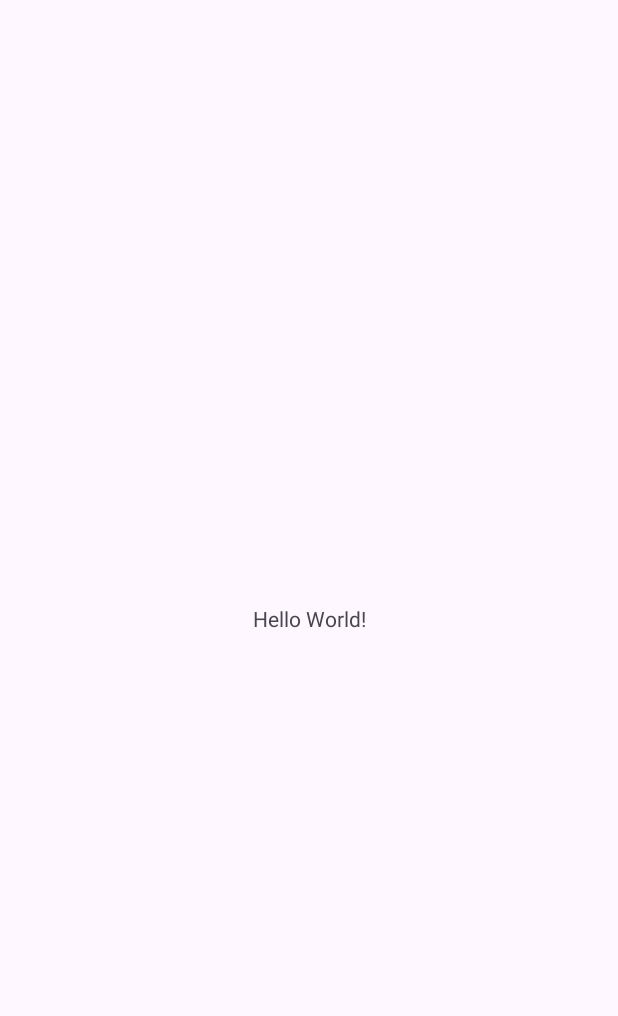
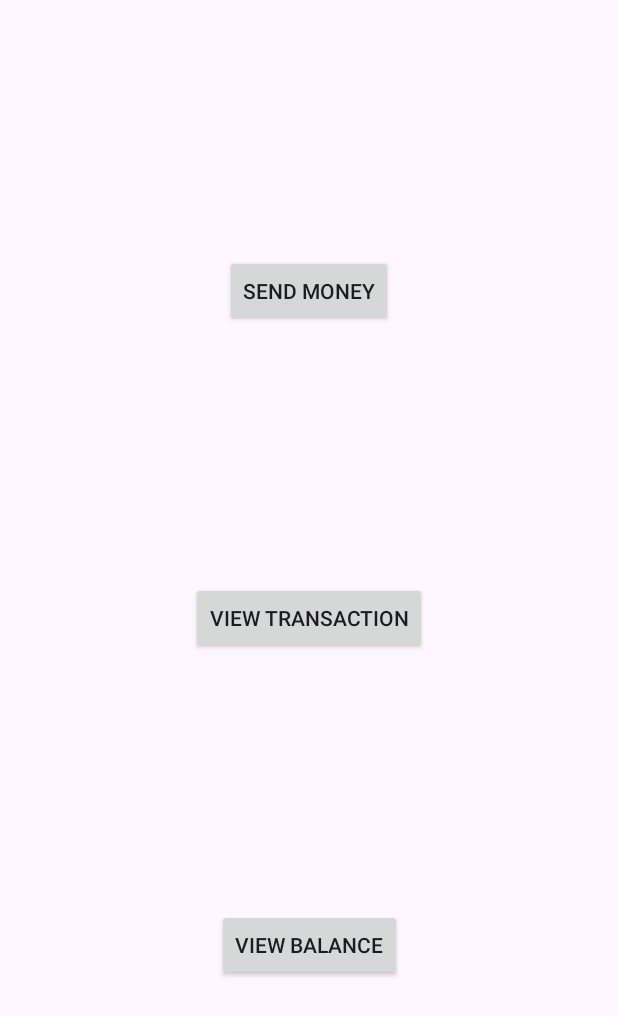
Before and after one commit to KetevanSikharulidze/Example-Android-App-1, an Android app: the screen it shows after launch (MainActivity), on a phone screen of 412 x 824 dp. Before the commit the part shown is almost empty. Shown: the top 1016 px of the screen. Run offline under Robolectric (Android 15) with nearby library versions, the phone set to English and light mode, and no system bars.

Commit message:
fragments added

```diff
--- /dev/null
+++ b/app/src/main/java/com/example/examplemobileapp1/fragments/MainFragment.kt
@@ -0,0 +1,44 @@
+package com.example.examplemobileapp1.fragments
+
+import android.os.Bundle
+import androidx.fragment.app.Fragment
+import android.view.LayoutInflater
+import android.view.View
+import android.view.ViewGroup
+import android.widget.Toast
+import androidx.navigation.Navigation
+import com.example.examplemobileapp1.R
+import com.example.examplemobileapp1.databinding.FragmentMainBinding
+
+class MainFragment : Fragment(R.layout.fragment_main) {
+
+    private lateinit var _binding : FragmentMainBinding
+    private val binding get() = _binding
+
+    override fun onCreateView(
+        inflater: LayoutInflater,
+        container: ViewGroup?,
+        savedInstanceState: Bundle?
+    ): View? {
+        _binding = FragmentMainBinding.inflate(inflater,container,false)
+        return binding.root
+    }
+
+    override fun onViewCreated(view: View, savedInstanceState: Bundle?) {
+        super.onViewCreated(view, savedInstanceState)
+        buttonListeners()
+    }
+    private fun buttonListeners(){
+        binding.apply {
+            sendMoneyBtn.setOnClickListener{
+                Navigation.findNavController(it).navigate(MainFragmentDirections.actionMainFragmentToChooseRecipientFragment())
+            }
+            viewBalanceBtn.setOnClickListener{
+                Toast.makeText(context, "coming soon", Toast.LENGTH_SHORT).show()
+            }
+            viewTransactionBtn.setOnClickListener{
+                Toast.makeText(context, "coming soon", Toast.LENGTH_SHORT).show()
+            }
+        }
+    }
+}
--- a/app/src/main/res/layout/activity_main.xml
+++ b/app/src/main/res/layout/activity_main.xml
@@ -6,13 +6,18 @@
     android:layout_height="match_parent"
     tools:context=".MainActivity">
 
-    <TextView
-        android:layout_width="wrap_content"
-        android:layout_height="wrap_content"
-        android:text="Hello World!"
+    <androidx.fragment.app.FragmentContainerView
+        android:layout_width="match_parent"
+        android:layout_height="match_parent"
+        android:id="@+id/nav_host_fragment_container"
+        app:defaultNavHost="false"
+        android:name="androidx.navigation.fragment.NavHostFragment"
+        app:navGraph="@navigation/nav_graph"
+
+
+        app:layout_constraintStart_toStartOf="parent"
+        app:layout_constraintEnd_toEndOf="parent"
         app:layout_constraintBottom_toBottomOf="parent"
-        app:layout_constraintEnd_toEndOf="parent"
-        app:layout_constraintStart_toStartOf="parent"
-        app:layout_constraintTop_toTopOf="parent" />
+        app:layout_constraintTop_toTopOf="parent"/>
 
 </androidx.constraintlayout.widget.ConstraintLayout>
--- /dev/null
+++ b/app/src/main/res/layout/fragment_main.xml
@@ -0,0 +1,43 @@
+<?xml version="1.0" encoding="utf-8"?>
+<androidx.constraintlayout.widget.ConstraintLayout xmlns:android="http://schemas.android.com/apk/res/android"
+    xmlns:app="http://schemas.android.com/apk/res-auto"
+    xmlns:tools="http://schemas.android.com/tools"
+    android:layout_width="match_parent"
+    android:layout_height="match_parent"
+    tools:context=".fragments.MainFragment">
+
+    <androidx.appcompat.widget.AppCompatButton
+        android:id="@+id/viewTransactionBtn"
+        android:layout_width="wrap_content"
+        android:layout_height="wrap_content"
+        android:text="view transaction"
+        app:layout_constraintBottom_toTopOf="@+id/viewBalanceBtn"
+        app:layout_constraintEnd_toEndOf="parent"
+        app:layout_constraintHorizontal_bias="0.5"
+        app:layout_constraintStart_toStartOf="parent"
+        app:layout_constraintTop_toBottomOf="@+id/sendMoneyBtn" />
+
+    <androidx.appcompat.widget.AppCompatButton
+        android:id="@+id/sendMoneyBtn"
+        android:layout_width="wrap_content"
+        android:layout_height="wrap_content"
+        android:text="send money"
+        app:layout_constraintBottom_toTopOf="@+id/viewTransactionBtn"
+        app:layout_constraintEnd_toEndOf="parent"
+        app:layout_constraintHorizontal_bias="0.5"
+        app:layout_constraintStart_toStartOf="parent"
+        app:layout_constraintTop_toTopOf="parent" />
+
+    <androidx.appcompat.widget.AppCompatButton
+        android:id="@+id/viewBalanceBtn"
+        android:layout_width="wrap_content"
+        android:layout_height="wrap_content"
+        android:text="view balance"
+        app:layout_constraintBottom_toBottomOf="parent"
+        app:layout_constraintEnd_toEndOf="parent"
+        app:layout_constraintHorizontal_bias="0.5"
+        app:layout_constraintStart_toStartOf="parent"
+        app:layout_constraintTop_toBottomOf="@+id/viewTransactionBtn" />
+
+
+</androidx.constraintlayout.widget.ConstraintLayout>
--- /dev/null
+++ b/app/src/main/res/navigation/nav_graph.xml
@@ -0,0 +1,39 @@
+<?xml version="1.0" encoding="utf-8"?>
+<navigation xmlns:android="http://schemas.android.com/apk/res/android"
+    xmlns:app="http://schemas.android.com/apk/res-auto"
+    xmlns:tools="http://schemas.android.com/tools"
+    android:id="@+id/nav_graph"
+    app:startDestination="@id/mainFragment">
+
+    <fragment
+        android:id="@+id/mainFragment"
+        android:name="com.example.examplemobileapp1.fragments.MainFragment"
+        android:label="fragment_main"
+        tools:layout="@layout/fragment_main" >
+        <action
+            android:id="@+id/action_mainFragment_to_chooseRecipientFragment"
+            app:destination="@id/chooseRecipientFragment" />
+    </fragment>
+
+    <fragment
+        android:id="@+id/chooseRecipientFragment"
+        android:name="com.example.examplemobileapp1.fragments.ChooseRecipientFragment"
+        android:label="ChooseRecipientFragment"
+        tools:layout="@layout/fragment_choose_recipient">
+        <action
+            android:id="@+id/action_chooseRecipientFragment_to_confirmationFragment2"
+            app:destination="@id/confirmationFragment" />
+    </fragment>
+
+    <fragment
+        android:id="@+id/confirmationFragment"
+        android:name="com.example.examplemobileapp1.fragments.ConfirmationFragment"
+        android:label="fragment_confirmation"
+        tools:layout="@layout/fragment_confirmation" >
+        <argument
+            android:name="name"
+            app:argType="string"
+            android:defaultValue="no name" />
+    </fragment>
+
+</navigation>
--- a/app/src/main/res/values/strings.xml
+++ b/app/src/main/res/values/strings.xml
@@ -1,3 +1,5 @@
 <resources>
     <string name="app_name">ExampleMobileApp1</string>
+    <!-- TODO: Remove or change this placeholder text -->
+    <string name="hello_blank_fragment">Hello blank fragment</string>
 </resources>
```
Also changed, not shown: app/build.gradle (+11 -0 lines), app/src/main/java/com/example/examplemobileapp1/fragments/ChooseRecipientFragment.kt (added, +40 -0 lines), app/src/main/java/com/example/examplemobileapp1/fragments/ConfirmationFragment.kt (added, +20 -0 lines), app/src/main/res/layout/fragment_choose_recipient.xml (added, +49 -0 lines), app/src/main/res/layout/fragment_confirmation.xml (added, +18 -0 lines), build.gradle (+9 -1 lines).
